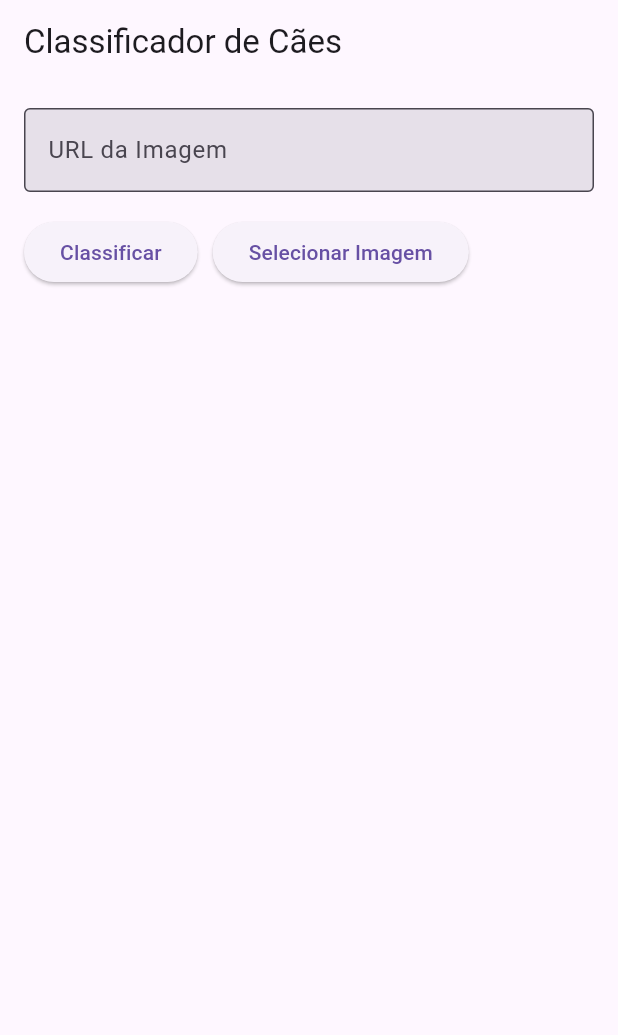
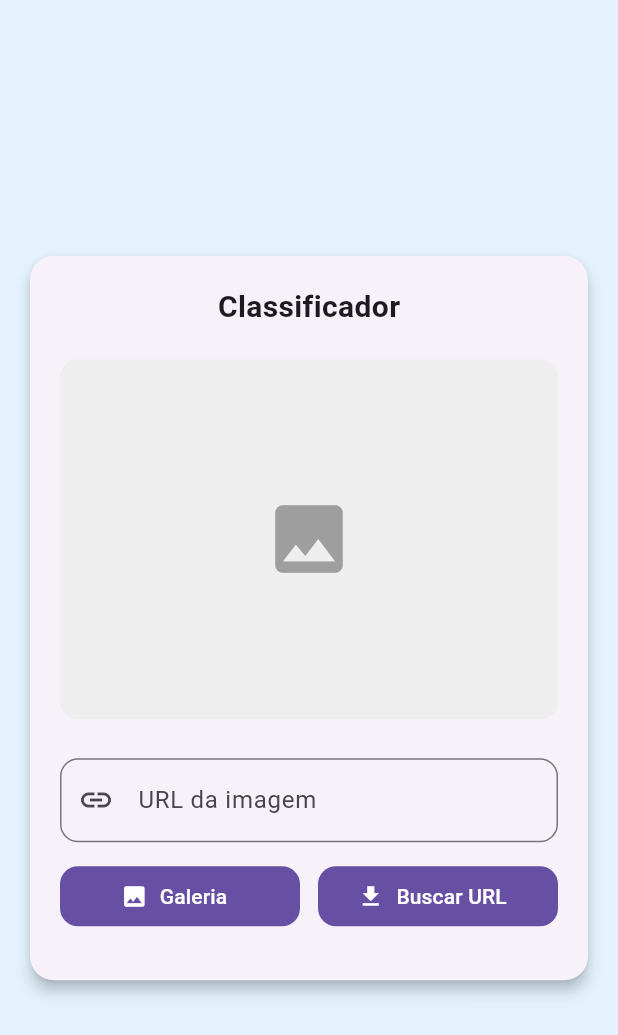
Before and after one commit to renanamr/classifica-o_caes, a Flutter app: the screen it shows after launch, on a phone screen of 412 x 824 dp. Shown: the top 1035 px of the screen. Run offline on Flutter 3.47's test engine with Material 3 defaults, Android fonts, the phone set to English and light mode, and no system bars; our stand-ins replace image_picker; missing offline and left inert: tflite_flutter_helper_plus, tflite_flutter_plus.

Commit message:
Refatoração de tela e componentes

```diff
--- a/lib/src/dog_classifier_page.dart
+++ b/lib/src/dog_classifier_page.dart
@@ -1,4 +1,7 @@
 import 'dart:typed_data';
+import 'package:classificacao_caes/src/widgets/background_card.dart';
+import 'package:classificacao_caes/src/widgets/button_core.dart';
+import 'package:classificacao_caes/src/widgets/image_area.dart';
 import 'package:flutter/material.dart';
 import 'package:http/http.dart' as http;
 import 'package:image/image.dart' as img;
@@ -48,7 +51,9 @@ class _DogClassifierPageState extends State<DogClassifierPage> {
     }
   }
 
-  Future<void> _classifyImage(String url) async {
+  Future<void> _pickImageFromWeb() async {
+    final String url = _urlController.text;
+
     setState(() {
       _result = "Classificando...";
       _imageBytes = null;
@@ -61,35 +66,7 @@ class _DogClassifierPageState extends State<DogClassifierPage> {
     }
 
     _imageBytes = response.bodyBytes;
-    img.Image? image = img.decodeImage(response.bodyBytes);
-    if (image == null) {
-      setState(() => _result = "Erro ao processar imagem.");
-      return;
-    }
-
-    img.Image resizedImage = img.copyResize(image, width: _inputSize, height: _inputSize);
-
-    // Convertendo imagem para input do modelo
-    TensorImage tensorImage = TensorImage(TfLiteType.float32);
-    tensorImage.loadImage(resizedImage);
-
-    // Normalização simples (0-255 para 0-1)
-    ImageProcessor processor = ImageProcessorBuilder()
-        .add(ResizeOp(_inputSize, _inputSize, ResizeMethod.bilinear))
-        .add(NormalizeOp(0, 255))
-        .build();
-    tensorImage = processor.process(tensorImage);
-
-    TensorBuffer output = TensorBuffer.createFixedSize([1, _classes.length], TfLiteType.float32);
-    _interpreter!.run(tensorImage.buffer, output.buffer);
-
-    List<double> scores = output.getDoubleList();
-    int maxIdx = scores.indexWhere((e) => e == scores.reduce((a, b) => a > b ? a : b));
-
-    setState(() {
-      _result =
-      "Raça: ${_classes[maxIdx]}\nConfiança: ${(scores[maxIdx] * 100).toStringAsFixed(2)}%";
-    });
+    _classifyImage();
   }
 
   Future<void> _pickImageFromGallery() async {
@@ -102,11 +79,11 @@ class _DogClassifierPageState extends State<DogClassifierPage> {
         _imageBytes = Uint8List.fromList(imageInBytes);
       });
 
-      _classifyImageFromGallery(pickedFile.path);
+      _classifyImage();
     }
   }
 
-  Future<void> _classifyImageFromGallery(String path) async {
+  Future<void> _classifyImage() async {
     img.Image image = img.decodeImage(_imageBytes!)!;
     img.Image resizedImage = img.copyResize(image, width: _inputSize, height: _inputSize);
 
@@ -134,59 +111,56 @@ class _DogClassifierPageState extends State<DogClassifierPage> {
   @override
   Widget build(BuildContext context) {
     return Scaffold(
-      appBar: AppBar(title: const Text('Classificador de Cães')),
-      body: Padding(
-        padding: const EdgeInsets.all(16),
+      backgroundColor: Colors.blue[50],
+      body: BackgroundCard(
         child: Column(
-          crossAxisAlignment: CrossAxisAlignment.start,
+          mainAxisSize: MainAxisSize.min,
           children: [
+            const Text("Classificador", style: TextStyle(fontSize: 20, fontWeight: FontWeight.bold)),
+            const SizedBox(height: 20),
+
+            ImageArea(imageBytes: _imageBytes,),
+
+            const SizedBox(height: 26),
+
             TextField(
               controller: _urlController,
-              decoration: const InputDecoration(
-                labelText: 'URL da Imagem',
-                border: OutlineInputBorder(),
-                filled: true,
+              decoration: InputDecoration(
+                labelText: "URL da imagem",
+                border: OutlineInputBorder(borderRadius: BorderRadius.circular(12)),
+                prefixIcon: const Icon(Icons.link),
               ),
             ),
-            const SizedBox(height: 16),
+
+            const SizedBox(height: 12),
+
             Row(
               children: [
-                ElevatedButton(
-                  onPressed: () => _classifyImage(_urlController.text),
-                  child: const Text('Classificar'),
+                Expanded(
+                  child: ButtonCore(
+                    onPressed: _pickImageFromGallery,
+                    icon: Icons.photo,
+                    label: "Galeria",
+                  ),
                 ),
-                const SizedBox(width: 10),
-                ElevatedButton(
-                  onPressed: _pickImageFromGallery,
-                  child: const Text('Selecionar Imagem'),
+                const SizedBox(width: 12),
+                Expanded(
+                  child: ButtonCore(
+                    onPressed: _pickImageFromWeb,
+                    icon: Icons.download,
+                    label: "Buscar URL",
+                  ),
                 ),
               ],
             ),
-            const SizedBox(height: 16),
-            _imageBytes != null
-                ? Card(
-              elevation: 4,
-              child: Padding(
-                padding: const EdgeInsets.all(8.0),
-                child: Image.memory(_imageBytes!, height: 200),
-              ),
-            )
-                : Container(),
-            const SizedBox(height: 16),
+
+            const SizedBox(height: 12),
             if (_result != null)
-              Card(
-                elevation: 4,
-                child: Padding(
-                  padding: const EdgeInsets.all(16.0),
-                  child: Text(
-                    _result ?? 'Resultado aparecerá aqui',
-                    style: const TextStyle(fontSize: 18),
-                  ),
-                ),
-              ),
+              Text(_result!, style: const TextStyle(fontSize: 16), textAlign: TextAlign.center),
           ],
         ),
       ),
     );
   }
+
 }
--- /dev/null
+++ b/lib/src/widgets/background_card.dart
@@ -0,0 +1,23 @@
+import 'package:flutter/material.dart';
+
+class BackgroundCard extends StatelessWidget {
+  final Widget child;
+  const BackgroundCard({super.key, required this.child});
+
+  @override
+  Widget build(BuildContext context) {
+    return Center(
+      child: SingleChildScrollView(
+        padding: const EdgeInsets.all(16),
+        child: Card(
+          shape: RoundedRectangleBorder(borderRadius: BorderRadius.circular(16)),
+          elevation: 4,
+          child: Padding(
+            padding: const EdgeInsets.all(20),
+            child: child,
+          ),
+        ),
+      ),
+    );
+  }
+}
--- /dev/null
+++ b/lib/src/widgets/button_core.dart
@@ -0,0 +1,26 @@
+import 'package:flutter/material.dart';
+
+class ButtonCore extends StatelessWidget {
+  final VoidCallback onPressed;
+  final IconData icon;
+  final String label;
+
+  const ButtonCore({
+    super.key,
+    required this.onPressed,
+    required this.icon,
+    required this.label,
+  });
+
+  @override
+  Widget build(BuildContext context) {
+    return FilledButton.icon(
+      onPressed: onPressed,
+      icon: Icon(icon),
+      label: Text(label),
+      style: FilledButton.styleFrom(
+        shape: RoundedRectangleBorder(borderRadius: BorderRadius.circular(12)),
+      )
+    );
+  }
+}
--- /dev/null
+++ b/lib/src/widgets/image_area.dart
@@ -0,0 +1,27 @@
+import 'dart:typed_data';
+import 'package:flutter/material.dart';
+
+class ImageArea extends StatelessWidget {
+  final Uint8List? imageBytes;
+  const ImageArea({super.key, required this.imageBytes});
+
+  @override
+  Widget build(BuildContext context) {
+    return Container(
+      width: 350,
+      height: 240,
+      decoration: BoxDecoration(
+        color: Colors.grey[200],
+        borderRadius: BorderRadius.circular(12),
+      ),
+      child: Center(
+        child: imageBytes != null
+            ? ClipRRect(
+          borderRadius: BorderRadius.circular(12),
+          child: Image.memory(imageBytes!, fit: BoxFit.cover, width: 350, height: 240),
+        )
+            : const Icon(Icons.image, size: 60, color: Colors.grey),
+      ),
+    );
+  }
+}
```
